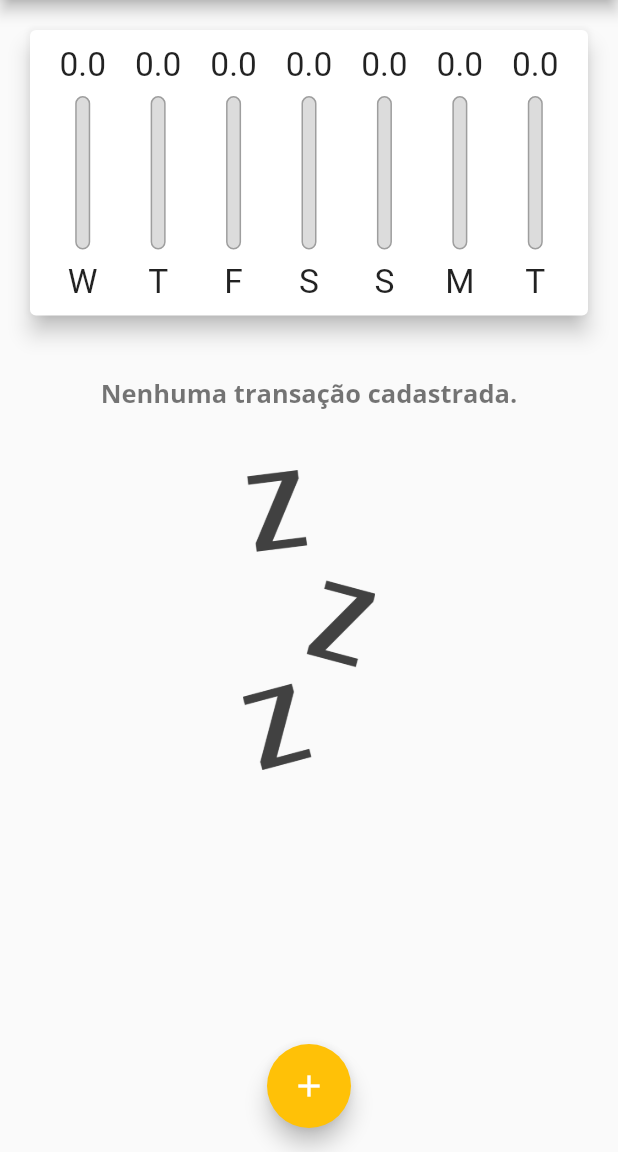
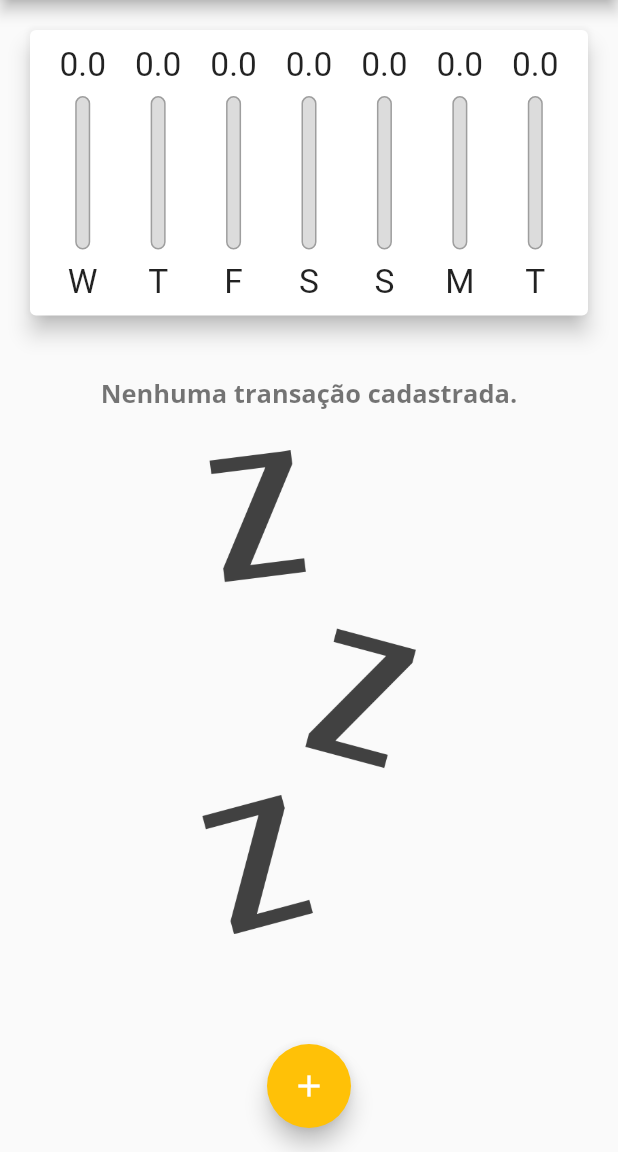
Before and after one commit to MarhlonKorb/expenses, a Flutter app: the screen it shows after launch, after a tap on the "delete" icon, on a phone screen of 412 x 824 dp, the part 84-1236 px from its top. Run offline on Flutter 3.47's test engine with Material 2 defaults, Android fonts, the phone set to English and light mode, and no system bars.

Commit message:
Melhorias de resoinsivudade
Melhoria na responsividade dos componentes de gráfico e teclado, implementando o conceito do MediaQuery para acessar os atributos de orientação de tela do aparelho.

```diff
--- a/lib/components/transaction_form.dart
+++ b/lib/components/transaction_form.dart
@@ -45,10 +45,17 @@ class _TransactionFormState extends State<TransactionForm> {
 
   @override
   Widget build(BuildContext context) {
-    return Card(
+    return SingleChildScrollView(
+      child: Card(
         elevation: 5,
         child: Padding(
-        padding: const EdgeInsets.all(10),
+          padding:  EdgeInsets.only(
+            top: 10,
+            right: 10,
+            left: 10,
+            // Visualiza tamanho do teclado e soma mais 10px para scrollar o formulário
+            bottom: 10 + MediaQuery.of(context).viewInsets.bottom,
+          ),
           child: Column(
             children: <Widget>[
               TextField(
@@ -98,6 +105,7 @@ class _TransactionFormState extends State<TransactionForm> {
             ],
           ),
         ),
+      ),
     );
   }
 }
--- a/lib/components/transaction_list.dart
+++ b/lib/components/transaction_list.dart
@@ -13,35 +13,37 @@ class TransactionList extends StatelessWidget {
   @override
   Widget build(BuildContext context) {
     return transactions.isEmpty
-        ? Column(
+        ? LayoutBuilder(builder: (ctx, constraints) {
+            return Column(
               children: [
-              const SizedBox(height: 20),
+                SizedBox(height: 20),
                 Text('Nenhuma transação cadastrada.',
                     style: Theme.of(context).textTheme.headline1),
-              const SizedBox(height: 40),
+                SizedBox(height: constraints.maxHeight * 0.05),
                 SizedBox(
-                  height: 200,
+                    height: constraints.maxHeight * 0.6,
                     child: Image.asset(
                       'assets/images/waiting.png',
                       fit: BoxFit.cover,
                     ))
               ],
-          )
+            );
+          })
         : ListView.builder(
             itemCount: transactions.length,
             itemBuilder: (BuildContext context, int index) {
               final tr = transactions[index];
               return Card(
                 elevation: 5,
-                margin:
-                    const EdgeInsets.symmetric(vertical: 8, horizontal: 5),
+                margin: const EdgeInsets.symmetric(vertical: 8, horizontal: 5),
                 child: ListTile(
                   leading: CircleAvatar(
                     backgroundColor: Colors.purple,
                     radius: 30,
                     child: Padding(
                       padding: const EdgeInsets.all(6),
-                      child: FittedBox(child: Text(moneyToStringFormat(tr.value))),
+                      child:
+                          FittedBox(child: Text(moneyToStringFormat(tr.value))),
                     ),
                   ),
                   title: Text(
@@ -49,8 +51,19 @@ class TransactionList extends StatelessWidget {
                     style: Theme.of(context).textTheme.headline1,
                   ),
                   subtitle: Text(dateFormatDefaltToString(tr.date)),
-                  trailing: IconButton(
-                    icon: const Icon(Icons.delete), onPressed: () => onRemove(tr.id),
+                  trailing: MediaQuery.of(context).size.width > 480
+                      ? TextButton.icon(
+                          onPressed: () => onRemove(tr.id),
+                          icon: Icon(Icons.delete),
+                          label: Text(
+                            'Excluir',
+                            style:
+                                TextStyle(color: Theme.of(context).errorColor),
+                          ),
+                        )
+                      : IconButton(
+                          icon: const Icon(Icons.delete),
+                          onPressed: () => onRemove(tr.id),
                           color: Theme.of(context).errorColor,
                         ),
                 ),
--- a/lib/main.dart
+++ b/lib/main.dart
@@ -47,6 +47,8 @@ class MyHomePage extends StatefulWidget {
 }
 
 class _MyHomePageState extends State<MyHomePage> {
+  bool _showChart = false;
+
   final List<Transaction> _transactions = [
     Transaction(
         id: Random().nextDouble().toString(),
@@ -100,18 +102,35 @@ class _MyHomePageState extends State<MyHomePage> {
 
   @override
   Widget build(BuildContext context) {
+    final mediaQuery = MediaQuery.of(context);
+    bool isLandScape =
+        mediaQuery.orientation == Orientation.landscape;
     final appBar = AppBar(
-      title: Text('Despesas Pessoais', style: TextStyle(
-       // Forma de controlar a responsividade de textos: fontSize: 19 * MediaQuery.of(context).textScaleFactor
-      ),),
+      title: Text(
+        'Despesas Pessoais',
+        style: TextStyle(
+            // Forma de controlar a responsividade de textos: fontSize: 19 * MediaQuery.of(context).textScaleFactor
+            ),
+      ),
       actions: <Widget>[
+        if(isLandScape)
+        IconButton(
+          icon: Icon(_showChart ? Icons.list : Icons.show_chart),
+          onPressed: () {
+            setState(() {
+              _showChart = !_showChart;
+            });
+          },
+        ),
         IconButton(
             onPressed: () => _openTransactionFormModal(context),
             icon: Icon(Icons.add)),
       ],
     );
     // Variável utilizada para controlar o scroll da tela em modo paisagem/retrato gerar desproporcionalidade na tela
-    final availableHeight = MediaQuery.of(context).size.height - appBar.preferredSize.height - MediaQuery.of(context).padding.top;
+    final availableHeight = mediaQuery.size.height -
+        appBar.preferredSize.height -
+        mediaQuery.padding.top;
 
     return Scaffold(
       appBar: appBar,
@@ -119,12 +138,28 @@ class _MyHomePageState extends State<MyHomePage> {
           child: Column(
               crossAxisAlignment: CrossAxisAlignment.stretch,
               children: <Widget>[
-            Container(
-                height: availableHeight * 0.30,
-                child: Chart(_recentTransactions)),
-            Container(
-                height: availableHeight * 0.70,
-                child: TransactionList(_transactions, _removeTransaction)),
+            if (isLandScape)
+              Row(
+                mainAxisAlignment: MainAxisAlignment.center,
+                children: [
+                  Text('Exibir gráfico'),
+                  Switch(
+                      value: _showChart,
+                      onChanged: (value) {
+                        setState(() {
+                          _showChart = value;
+                        });
+                      }),
+                ],
+              ),
+            if (_showChart || !isLandScape)
+              Container(
+                  height: availableHeight * (isLandScape ? 0.8 : 0.3),
+                  child: Chart(_recentTransactions)),
+            if (!_showChart || !isLandScape)
+              Container(
+                  height: availableHeight * (isLandScape ? 1 : 0.7),
+                  child: TransactionList(_transactions, _removeTransaction)),
           ])),
       floatingActionButton: FloatingActionButton(
         child: Icon(Icons.add),
```
Lines whose indentation alone changed are shown as unchanged.
